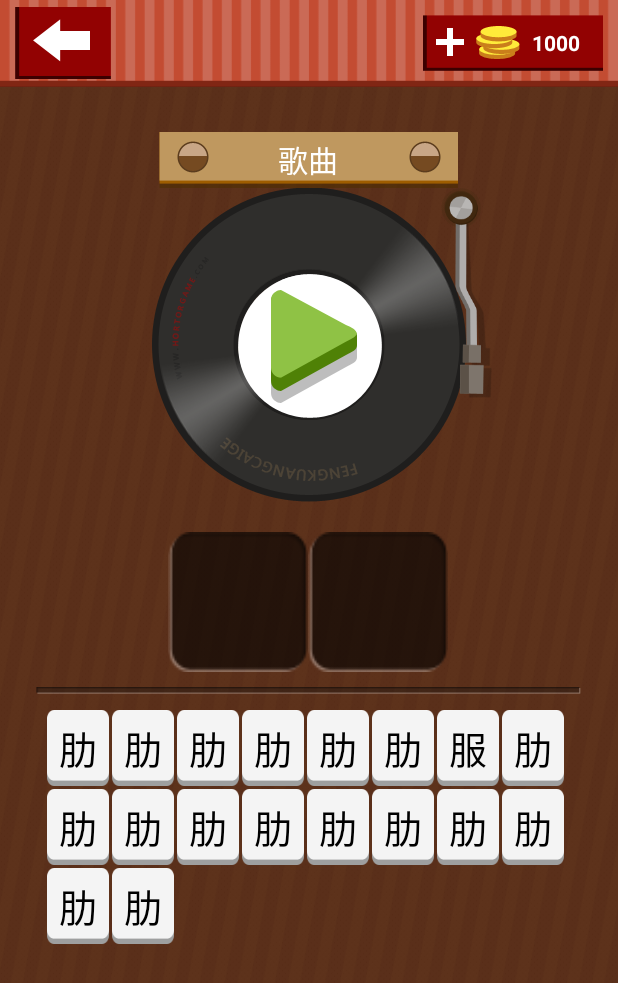
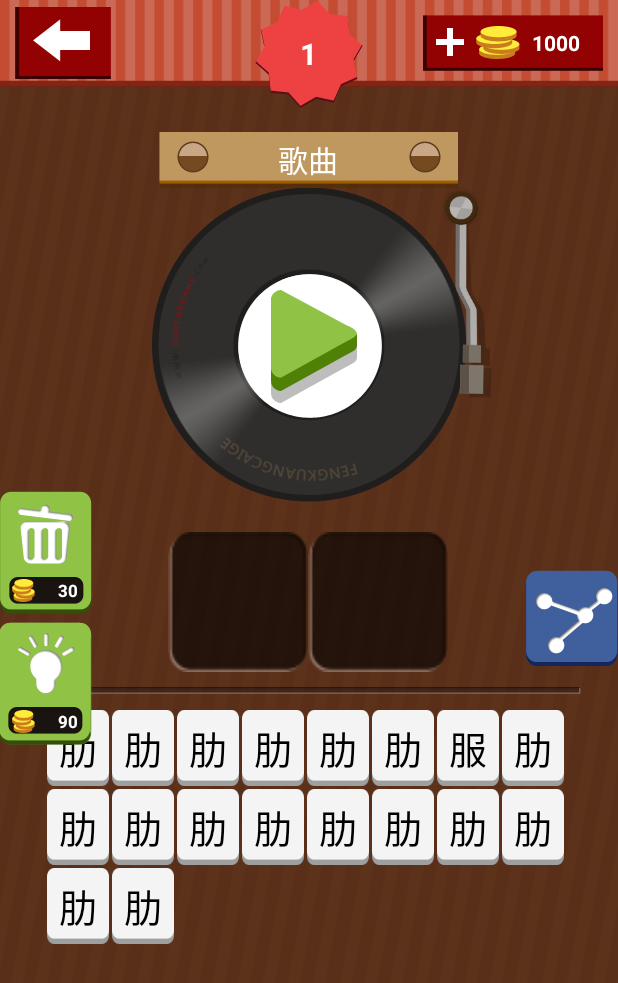
Before and after one commit to wukong696/GuessMusic, an Android app: the screen it shows after launch (MainActivity), on a phone screen of 412 x 824 dp. Shown: the top 983 px of the screen. Run offline under Robolectric (Android 15) with nearby library versions, the phone set to English and light mode, and no system bars.

Commit message:
增加浮动界面，添加游戏常量，修改音乐位置，修复小BUG

```diff
--- a/app/src/main/java/com/example/yue/gm/MainActivity.java
+++ b/app/src/main/java/com/example/yue/gm/MainActivity.java
@@ -31,10 +31,11 @@ public class MainActivity extends Activity  implements IWordButtonClickListener{
 
     public final static String TAG = "MainActivity";
     //答案状态，正确，错误，不完整
-    public final static int STATUS_ANSWER_RIGHT =1;
-    public final static int STATUS_ANSWER_WEONG =2;
-    public final static int STATUS_ANSWER_LACK =3;
-    public final static int SPASH_TIMES = 6;
+    private final static int STATUS_ANSWER_RIGHT =1;
+    private final static int STATUS_ANSWER_WEONG =2;
+    private final static int STATUS_ANSWER_LACK =3;
+
+    private final static int SPASH_TIMES = 6;
 
     //唱片动画定义
     private Animation mPanAnim;//定义动画
@@ -423,22 +424,23 @@ public class MainActivity extends Activity  implements IWordButtonClickListener{
     //闪烁文字
     private void  sparkTheWrods(){
         //定时器相关
-        TimerTask task = new TimerTask() {
+         TimerTask task = new TimerTask() {
 
             boolean mChange = false;
             int mSpardTiems = 0;//闪烁次数
             @Override
             public void run() {
-                runOnUiThread(new Runnable() {
+                runOnUiThread(new Runnable() {//修改ui要回到用主线程
                     @Override
                     public void run() {
                         //显示闪烁次数
-                        if(++mSpardTiems > SPASH_TIMES){
+                        if( ++mSpardTiems > SPASH_TIMES){
+
                             return;//停止闪烁，初始化
                         }
                         //执行闪烁逻辑：交替显示红色和白色文字
                         for(int i = 0;i <mBtnSelectWords.size();i++){
-                            mBtnSelectWords.get(i).mViewButton.setTextColor(mChange?Color.RED : Color.RED);
+                            mBtnSelectWords.get(i).mViewButton.setTextColor(mChange?Color.RED : Color.WHITE);
                         }
                         mChange = !mChange;
                     }
@@ -448,6 +450,7 @@ public class MainActivity extends Activity  implements IWordButtonClickListener{
 
         Timer timer = new Timer();
         timer.schedule(task,1,150);
+        //三个参数，1.具体任务2.什么时候开始3.持续的事件是多少
     }
 
 
--- /dev/null
+++ b/app/src/main/res/drawable/delete_button_icon.xml
@@ -0,0 +1,6 @@
+<?xml version="1.0" encoding="utf-8"?>
+<selector xmlns:android="http://schemas.android.com/apk/res/android">
+    <item android:state_pressed="true" android:drawable="@drawable/game_buy2_sel" />
+    <item android:drawable="@drawable/game_buy2" />
+
+</selector>
--- /dev/null
+++ b/app/src/main/res/drawable/share_button_icon.xml
@@ -0,0 +1,5 @@
+<?xml version="1.0" encoding="utf-8"?>
+<selector xmlns:android="http://schemas.android.com/apk/res/android">
+    <item android:state_pressed="true" android:drawable="@drawable/game_share_sel" />
+    <item android:drawable="@drawable/game_share" />
+</selector>
--- /dev/null
+++ b/app/src/main/res/drawable/tip_button_icon.xml
@@ -0,0 +1,5 @@
+<?xml version="1.0" encoding="utf-8"?>
+<selector xmlns:android="http://schemas.android.com/apk/res/android">
+    <item android:state_pressed="true" android:drawable="@drawable/game_buy1_sel" />
+    <item android:drawable="@drawable/game_buy1" />
+</selector>
--- a/app/src/main/res/layout/activity_main.xml
+++ b/app/src/main/res/layout/activity_main.xml
@@ -21,6 +21,9 @@
 
     </LinearLayout>
 
+    <!--浮动界面-->
+    <include layout="@layout/float_buttons"/>
+
     <!--答案正确界面-->
     <include layout="@layout/anwser_right"/>
 </FrameLayout>
--- a/app/src/main/res/layout/anwser_right.xml
+++ b/app/src/main/res/layout/anwser_right.xml
@@ -1,10 +1,10 @@
 <?xml version="1.0" encoding="utf-8"?>
 <LinearLayout xmlns:android="http://schemas.android.com/apk/res/android"
+    android:id="@+id/pass_view"
     android:layout_width="match_parent"
     android:layout_height="match_parent"
     android:background="#000"
     android:visibility="invisible"
-    android:id="@+id/pass_view"
     android:orientation="vertical">
 
 
--- /dev/null
+++ b/app/src/main/res/layout/float_buttons.xml
@@ -0,0 +1,109 @@
+<?xml version="1.0" encoding="utf-8"?>
+<RelativeLayout xmlns:android="http://schemas.android.com/apk/res/android"
+    android:layout_width="match_parent"
+    android:layout_height="match_parent"
+    android:orientation="vertical">
+
+    <LinearLayout
+        android:layout_width="wrap_content"
+        android:layout_height="wrap_content"
+        android:layout_alignParentLeft="true"
+        android:layout_centerVertical="true"
+        android:orientation="vertical" >
+
+        <FrameLayout
+            android:id="@+id/frameLayout1"
+            android:layout_width="wrap_content"
+            android:layout_height="wrap_content" >
+
+            <ImageButton
+                android:id="@+id/btn_delete_word"
+                android:layout_width="wrap_content"
+                android:layout_height="wrap_content"
+                android:background="@drawable/delete_button_icon" />
+
+            <ImageView
+                android:layout_width="15dp"
+                android:layout_height="15dp"
+                android:layout_gravity="bottom"
+                android:layout_marginBottom="8dp"
+                android:layout_marginLeft="8dp"
+                android:background="@drawable/game_coin_icon" />
+
+            <TextView
+                android:layout_width="wrap_content"
+                android:layout_height="wrap_content"
+                android:layout_gravity="bottom|right"
+                android:layout_marginBottom="8dp"
+                android:layout_marginRight="9dp"
+                android:text="@integer/pay_delete_word"
+                android:textColor="#FFF"
+                android:textSize="11sp"
+                android:textStyle="bold" />
+        </FrameLayout>
+
+        <FrameLayout
+            android:layout_width="wrap_content"
+            android:layout_height="wrap_content"
+            android:layout_marginTop="5dp" >
+
+            <ImageButton
+                android:id="@+id/btn_tip_answer"
+                android:layout_width="wrap_content"
+                android:layout_height="wrap_content"
+                android:background="@drawable/tip_button_icon" />
+
+            <ImageView
+                android:layout_width="15dp"
+                android:layout_height="15dp"
+                android:layout_gravity="bottom"
+                android:layout_marginBottom="8dp"
+                android:layout_marginLeft="8dp"
+                android:background="@drawable/game_coin_icon" />
+
+            <TextView
+                android:layout_width="wrap_content"
+                android:layout_height="wrap_content"
+                android:layout_gravity="bottom|right"
+                android:layout_marginBottom="8dp"
+                android:layout_marginRight="9dp"
+                android:text="@integer/pay_tip_answer"
+                android:textColor="#FFF"
+                android:textSize="11sp"
+                android:textStyle="bold" />
+        </FrameLayout>
+    </LinearLayout>
+
+    <ImageButton
+        android:id="@+id/imageButton1"
+        android:layout_width="wrap_content"
+        android:layout_height="wrap_content"
+        android:layout_alignParentRight="true"
+        android:layout_centerVertical="true"
+        android:background="@drawable/share_button_icon" />
+
+    <FrameLayout
+        android:layout_width="wrap_content"
+        android:layout_height="wrap_content"
+        android:layout_alignParentTop="true"
+        android:layout_centerHorizontal="true" >
+
+        <ImageView
+            android:layout_width="wrap_content"
+            android:layout_height="wrap_content"
+            android:src="@drawable/game_level_title" />
+
+        <TextView
+            android:id="@+id/text_current_stage"
+            android:layout_width="wrap_content"
+            android:layout_height="wrap_content"
+            android:layout_gravity="center"
+            android:text="1"
+            android:textColor="#FFF"
+            android:textSize="20sp"
+            android:textStyle="bold" />
+    </FrameLayout>
+
+
+
+</RelativeLayout>
--- /dev/null
+++ b/app/src/main/res/values/config.xml
@@ -0,0 +1,6 @@
+<?xml version="1.0" encoding="utf-8"?>
+<resources>
+    <integer name="pay_tip_answer">90</integer>
+    <integer name="pay_delete_word">30</integer>
+
+</resources>
--- a/gradle.properties
+++ b/gradle.properties
@@ -11,3 +11,4 @@ org.gradle.jvmargs=-Xmx1536m
 # This option should only be used with decoupled projects. More details, visit
 # http://www.gradle.org/docs/current/userguide/multi_project_builds.html#sec:decoupled_projects
 # org.gradle.parallel=true
+android.disableResourceValidation=true
```
Also changed, not shown: 22 other files.
